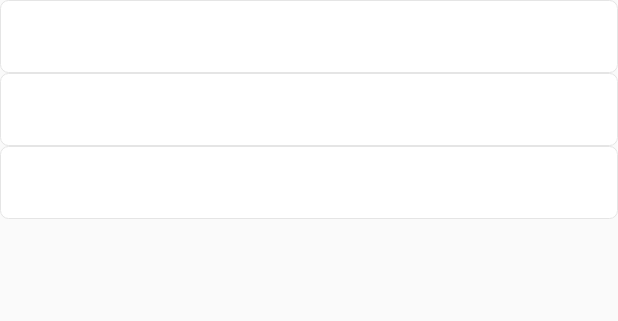
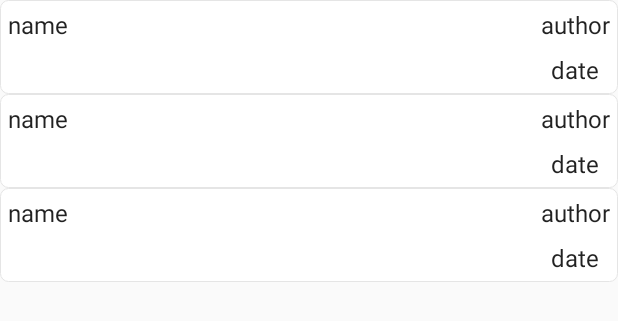
Before and after one commit to ruilin/MovieEyes, an Android app: the layout fragment_movielist.xml on its own in the app's theme, with its tools: preview values and no code run, on a phone screen of 412 x 824 dp. Shown: the top 321 px of the screen. Run offline under Robolectric (Android 15) with nearby library versions, the phone set to English and light mode, and no system bars.

```diff
--- a/app/src/main/AndroidManifest.xml
+++ b/app/src/main/AndroidManifest.xml
@@ -7,6 +7,8 @@
     <uses-permission android:name="android.permission.READ_PROFILE" />
     <uses-permission android:name="android.permission.READ_CONTACTS" />
     <uses-permission android:name="android.permission.INTERNET" />
+    <uses-permission android:name="android.permission.ACCESS_WIFI_STATE" />
+    <uses-permission android:name="android.permission.ACCESS_NETWORK_STATE" />
 
     <application
         android:name=".base.MovieApplication"
--- a/app/src/main/res/layout/item_movielist.xml
+++ b/app/src/main/res/layout/item_movielist.xml
@@ -2,10 +2,10 @@
 <LinearLayout xmlns:android="http://schemas.android.com/apk/res/android"
     android:layout_width="match_parent"
     android:layout_height="wrap_content"
+    android:background="@drawable/selector_movie_item"
     android:gravity="center_vertical"
-    android:background="@drawable/selector_movie_item"
-    android:padding="5dp"
-    android:orientation="horizontal">
+    android:orientation="horizontal"
+    android:padding="5dp">
 
     <!--<ImageView-->
     <!--android:layout_width="wrap_content"-->
@@ -13,17 +13,37 @@
     <!--android:src="@drawable/item_icon"-->
     <!--/>-->
 
+
     <TextView
-        android:id="@+id/id"
+        android:id="@+id/tv_name"
+        android:layout_width="0dp"
+        android:layout_height="wrap_content"
+        android:layout_weight="1"
+        android:layout_gravity="top"
+        android:text="name"
+        android:textAppearance="?attr/textAppearanceListItem" />
+
+    <LinearLayout
         android:layout_width="wrap_content"
         android:layout_height="wrap_content"
-        android:layout_margin="@dimen/text_margin"
+        android:layout_gravity="right|top"
+        android:gravity="center"
+        android:orientation="vertical">
+
+        <TextView
+            android:id="@+id/tv_author"
+            android:layout_width="wrap_content"
+            android:layout_height="wrap_content"
+            android:layout_gravity="top"
+            android:text="author"
             android:textAppearance="?attr/textAppearanceListItem" />
 
         <TextView
-        android:id="@+id/content"
+            android:id="@+id/tv_date"
             android:layout_width="wrap_content"
             android:layout_height="wrap_content"
-        android:layout_margin="@dimen/text_margin"
+            android:layout_marginTop="@dimen/text_margin"
+            android:text="date"
             android:textAppearance="?attr/textAppearanceListItem" />
     </LinearLayout>
+</LinearLayout>
```
Also changed, not shown: app/src/main/java/ruilin/com/movieeyes/activity/MainActivity.java (+38 -6 lines), app/src/main/java/ruilin/com/movieeyes/fragment/MovieListRecyclerViewAdapter.java (+6 -4 lines), app/src/main/java/ruilin/com/movieeyes/modle/MovieUrl.java (+8 -0 lines). Lines whose indentation alone changed are shown as unchanged.
